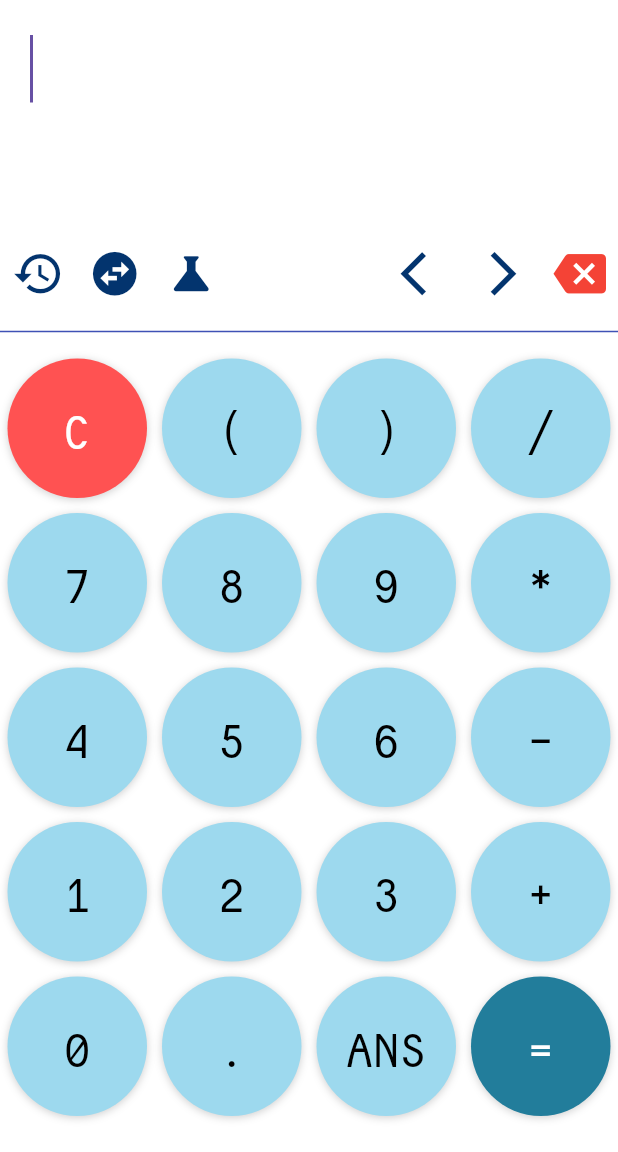
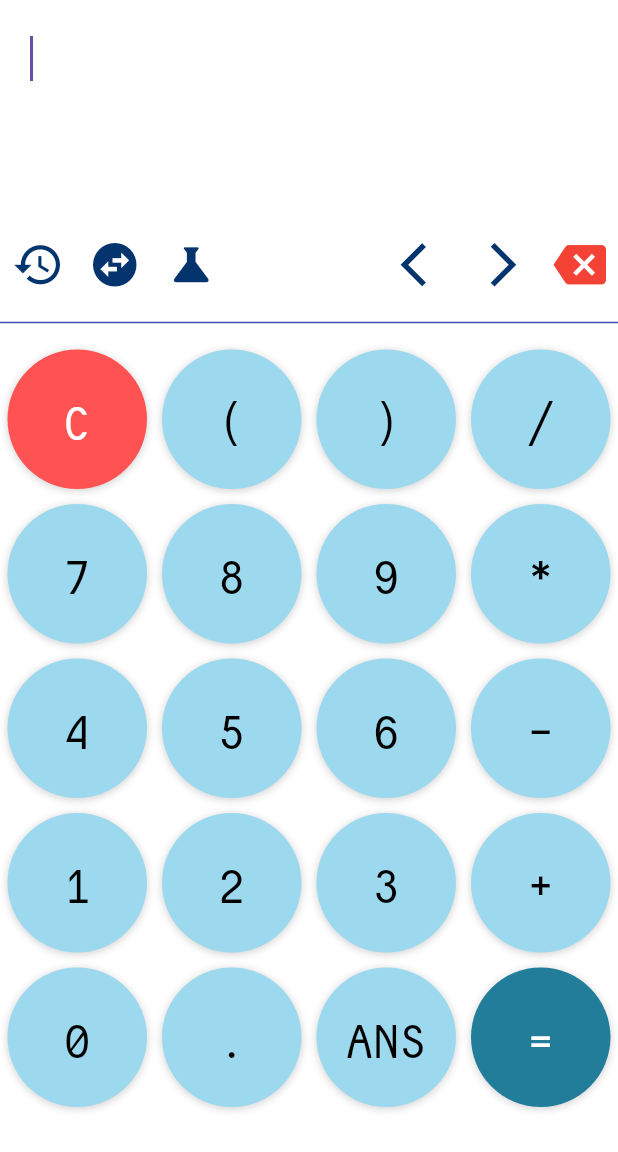
Before and after one commit to Moaz-Wahdan/Calculator, a Flutter app: the screen it shows after launch, on a phone screen of 412 x 824 dp, the part 84-1236 px from its top. Run offline on Flutter 3.47's test engine with Material 3 defaults, Android fonts, the phone set to English and light mode, and no system bars; drawn by our look-alikes of animated_toggle_switch; our stand-ins replace math_expressions.

Commit message:
Second Commit First Screen (Simple Calculator) created

```diff
--- a/lib/Screens/simpleCalculatorScreen.dart
+++ b/lib/Screens/simpleCalculatorScreen.dart
@@ -102,7 +102,7 @@ class _Simple_CalculatorState extends State<Simple_Calculator> {
                   controller: _controller,
                   readOnly: true,
                   showCursor: true,
-                  style: TextStyle(fontSize: 30.0, color: Colors.deepPurple),
+                  style: TextStyle(fontSize: 20.0, color:  isLight ? Colors.black : Colors.white ),
                   decoration: InputDecoration(
                     border: InputBorder.none,
                   ),
@@ -119,7 +119,7 @@ class _Simple_CalculatorState extends State<Simple_Calculator> {
                 alignment: Alignment.centerRight,
                 child: Text(
                   result,
-                  style: TextStyle(fontSize: 25),
+                  style: TextStyle(  fontSize: 30  ,  color:  isLight ? Colors.black : Colors.white),
                 ),
               ),
             ],
```
